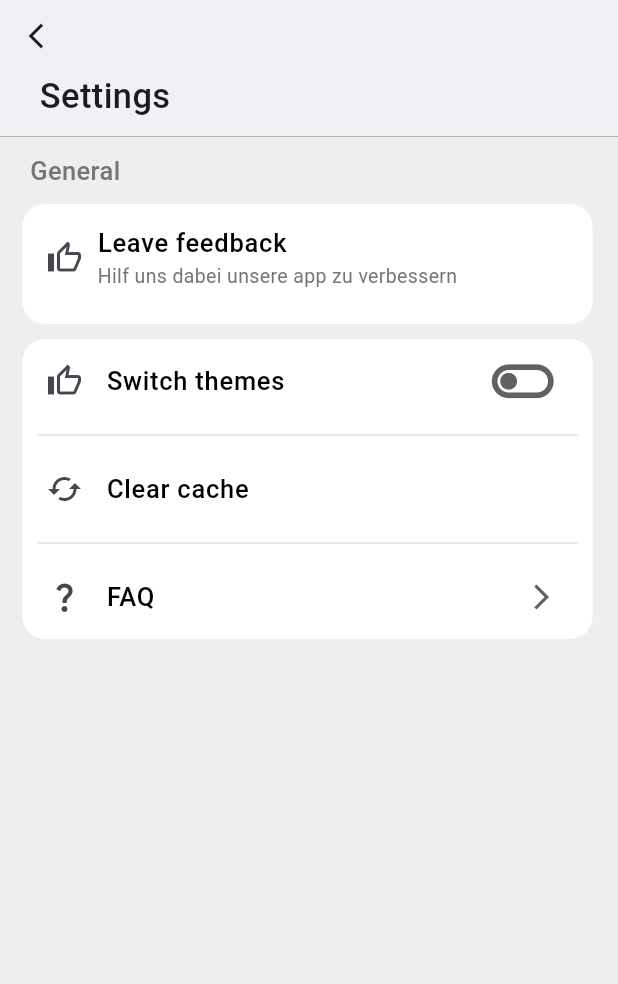
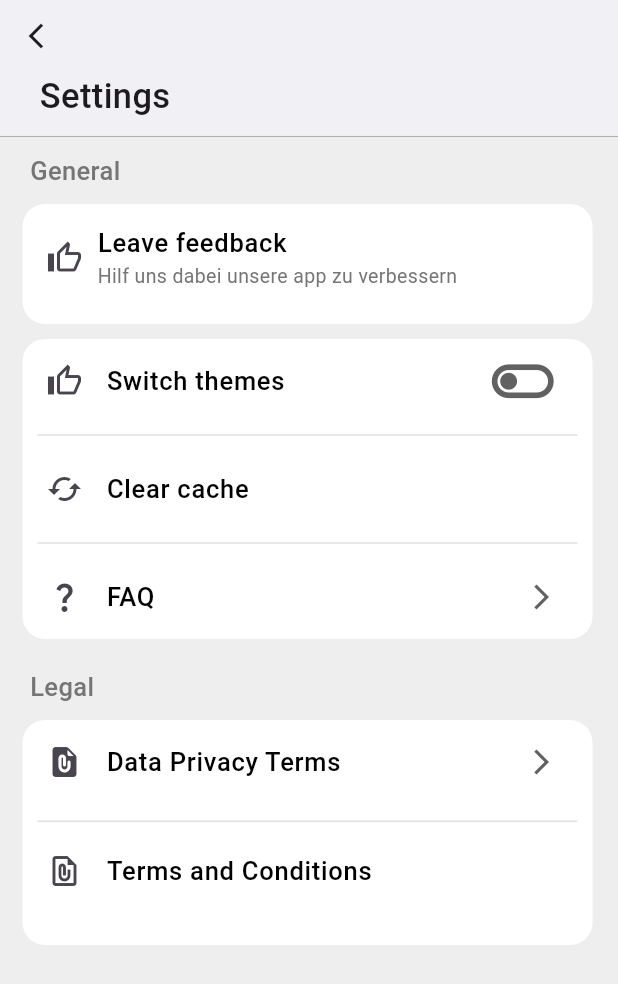
Before and after one commit to zainsh098/design_series, a Flutter app: the screen it shows after launch, on a phone screen of 412 x 824 dp. Shown: the top 984 px of the screen. Run offline on Flutter 3.47's test engine with Material 2 defaults, Android fonts, the phone set to English and light mode, and no system bars.

Commit message:
last stage of desigining

```diff
--- a/lib/screens/home_screen.dart
+++ b/lib/screens/home_screen.dart
@@ -173,6 +173,83 @@ class HomeScreen extends StatelessWidget {
                         color: Colors.grey.shade700,
                       ),
                     )),
+
+                  ],
+                ),
+              ),
+            ),
+
+
+
+
+
+
+
+
+            SizedBox(height: 10,),
+            Padding(
+              padding: const EdgeInsets.only(left: 20, top: 10),
+              child: Text(
+                'Legal',
+                style: TextStyle(
+                  fontSize: 17,
+                  color: Colors.grey.shade600,
+                  fontWeight: FontWeight.w500,
+                ),
+              ),
+            ),
+            SizedBox(height: 10,),
+            Padding(
+              padding: const EdgeInsets.only(left: 15, right: 15),
+              child: Container(
+                height: 150,
+                width: 380,
+                decoration: BoxDecoration(
+                  color: Colors.white,
+                  borderRadius: BorderRadius.circular(15),
+                ),
+                child: Column(
+                  children: [
+                    Expanded(
+                        child: ListTile(
+                          leading: Icon(Icons.file_present_rounded),
+                          title: Text(
+                            'Data Privacy Terms',
+                            style: TextStyle(
+                              fontSize: 17,
+                              color: Colors.black,
+                              fontWeight: FontWeight.w500,
+                            ),
+                          ),
+                          trailing: Icon(
+                            Icons.arrow_forward_ios_outlined,
+                            size: 20,
+                            color: Colors.grey.shade700,
+                          ),
+                        )),
+                    Divider(
+                      color: Colors.grey.shade300,
+                      endIndent: 10,
+                      indent: 10,
+                      height: 10,
+                    ),
+                    Expanded(
+                        child: ListTile(
+                          leading: Icon(Icons.file_present_outlined),
+                          title: Text(
+                            'Terms and Conditions',
+                            style: TextStyle(
+                              fontSize: 17,
+                              color: Colors.black,
+                              fontWeight: FontWeight.w500,
+                            ),
+                          ),
+                        )),
+                    SizedBox(height: 15,),
+
+
+
+
                   ],
                 ),
               ),
```
